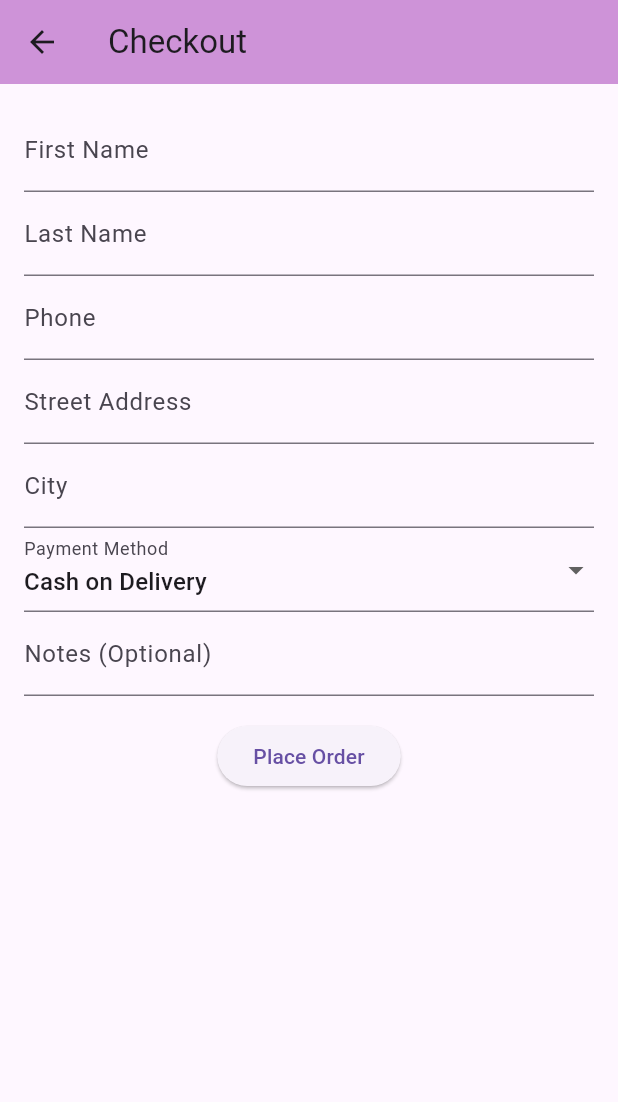
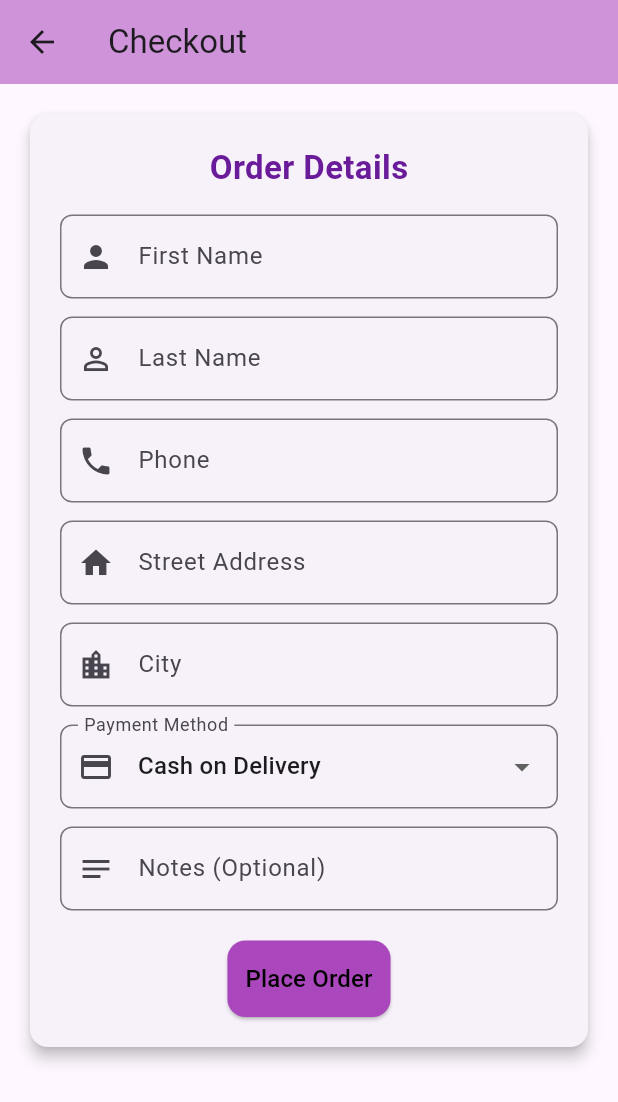
Before and after one commit to sadihashushan/grocery_genie, a Flutter app: the CheckoutScreen screen opened directly with empty values, on a phone screen of 412 x 824 dp. Shown: the top 1102 px of the screen. Run offline on Flutter 3.47's test engine with Material 3 defaults, Android fonts, the phone set to English and light mode, and no system bars; our stand-ins replace flutter_riverpod, flutter_secure_storage, google_sign_in; accounts and stored records are empty.

Commit message:
second commit

```diff
--- a/lib/api_service.dart
+++ b/lib/api_service.dart
@@ -10,7 +10,7 @@ final TextEditingController phoneController = TextEditingController();
 final TextEditingController addressController = TextEditingController();
 final TextEditingController cityController = TextEditingController();
 
-// Text Editing Controller for grocery list (user inputs items here)
+// Text Editing Controller for grocery list
 final TextEditingController groceryListController = TextEditingController();
 
 class ApiService {
--- a/lib/screens/checkout_screen.dart
+++ b/lib/screens/checkout_screen.dart
@@ -23,57 +23,95 @@ class CheckoutScreen extends StatelessWidget {
         title: Text('Checkout'),
         backgroundColor: Colors.purple[200],
       ),
-      body: Padding(
+      body: SingleChildScrollView(
+        child: Padding(
           padding: const EdgeInsets.all(16.0),
+          child: Center(
+            child: Card(
+              shape: RoundedRectangleBorder(
+                borderRadius: BorderRadius.circular(12),
+              ),
+              elevation: 4,
+              child: Padding(
+                padding: const EdgeInsets.all(20.0),
                 child: Form(
                   key: _formKey,
                   child: Column(
+                    mainAxisSize: MainAxisSize.min,
                     children: [
-              TextFormField(
+                      Text(
+                        'Order Details',
+                        style: TextStyle(
+                          fontSize: 22,
+                          fontWeight: FontWeight.bold,
+                          color: Colors.purple[800],
+                        ),
+                      ),
+                      SizedBox(height: 16),
+                      _buildTextField(
                         controller: firstNameController,
-                decoration: InputDecoration(labelText: 'First Name'),
+                        label: 'First Name',
+                        icon: Icons.person,
                         validator: (value) => value!.isEmpty ? 'Required' : null,
                       ),
-              TextFormField(
+                      SizedBox(height: 12),
+                      _buildTextField(
                         controller: lastNameController,
-                decoration: InputDecoration(labelText: 'Last Name'),
+                        label: 'Last Name',
+                        icon: Icons.person_outline,
                         validator: (value) => value!.isEmpty ? 'Required' : null,
                       ),
-              TextFormField(
+                      SizedBox(height: 12),
+                      _buildTextField(
                         controller: phoneController,
-                decoration: InputDecoration(labelText: 'Phone'),
+                        label: 'Phone',
+                        icon: Icons.phone,
                         validator: (value) => value!.isEmpty ? 'Required' : null,
                       ),
-              TextFormField(
+                      SizedBox(height: 12),
+                      _buildTextField(
                         controller: addressController,
-                decoration: InputDecoration(labelText: 'Street Address'),
+                        label: 'Street Address',
+                        icon: Icons.home,
                         validator: (value) => value!.isEmpty ? 'Required' : null,
                       ),
-              TextFormField(
+                      SizedBox(height: 12),
+                      _buildTextField(
                         controller: cityController,
-                decoration: InputDecoration(labelText: 'City'),
+                        label: 'City',
+                        icon: Icons.location_city,
                         validator: (value) => value!.isEmpty ? 'Required' : null,
                       ),
+                      SizedBox(height: 12),
                       DropdownButtonFormField<String>(
                         value: paymentMethod,
                         items: [
-                  DropdownMenuItem(value: 'cod', child: Text('Cash on Delivery')),
+                          DropdownMenuItem(
+                              value: 'cod', child: Text('Cash on Delivery')),
                           DropdownMenuItem(value: 'card', child: Text('Card')),
                         ],
                         onChanged: (value) => paymentMethod = value!,
-                decoration: InputDecoration(labelText: 'Payment Method'),
+                        decoration: InputDecoration(
+                          labelText: 'Payment Method',
+                          border: OutlineInputBorder(
+                            borderRadius: BorderRadius.circular(8),
                           ),
-              TextFormField(
+                          prefixIcon: Icon(Icons.payment),
+                        ),
+                      ),
+                      SizedBox(height: 12),
+                      _buildTextField(
                         controller: notesController,
-                decoration: InputDecoration(labelText: 'Notes (Optional)'),
+                        label: 'Notes (Optional)',
+                        icon: Icons.notes,
                       ),
-              SizedBox(height: 16),
+                      SizedBox(height: 20),
                       ElevatedButton(
                         onPressed: () async {
                           if (_formKey.currentState!.validate()) {
                             final apiService = ApiService();
                             final error = await apiService.createOrder(
-                      userId: 1, // Replace with actual user ID
+                              userId: 2,
                               supermarketId: supermarketId,
                               orderItems: orderItems,
                               paymentMethod: paymentMethod,
@@ -88,7 +126,8 @@ class CheckoutScreen extends StatelessWidget {
 
                             if (error == null) {
                               ScaffoldMessenger.of(context).showSnackBar(
-                        SnackBar(content: Text('Order created successfully!')),
+                                SnackBar(
+                                    content: Text('Order created successfully!')),
                               );
                               Navigator.pop(context); // Go back to cart
                             } else {
@@ -98,12 +137,48 @@ class CheckoutScreen extends StatelessWidget {
                             }
                           }
                         },
-                child: Text('Place Order'),
+                        style: ElevatedButton.styleFrom(
+                          padding: EdgeInsets.symmetric(vertical: 14, horizontal: 12),
+                          backgroundColor: Colors.purple[400],
+                          shape: RoundedRectangleBorder(
+                            borderRadius: BorderRadius.circular(12),
+                          ),
+                        ),
+                        child: Text(
+                          'Place Order',
+                          style: TextStyle(
+                            fontSize: 16,
+                            color: Colors.black
+                          ),
+                        ),
                       ),
                     ],
                   ),
                 ),
               ),
+            ),
+          ),
+        ),
+      ),
+    );
+  }
+
+  Widget _buildTextField({
+    required TextEditingController controller,
+    required String label,
+    required IconData icon,
+    String? Function(String?)? validator,
+  }) {
+    return TextFormField(
+      controller: controller,
+      decoration: InputDecoration(
+        labelText: label,
+        border: OutlineInputBorder(
+          borderRadius: BorderRadius.circular(8),
+        ),
+        prefixIcon: Icon(icon),
+      ),
+      validator: validator,
     );
   }
 }
--- a/lib/screens/review_screen.dart
+++ b/lib/screens/review_screen.dart
@@ -25,7 +25,7 @@ class _ReviewScreenState extends State<ReviewScreen> {
       _isLoading = true;
     });
 
-    final userId = 1;
+    final userId = 2;
     final name = _nameController.text.isEmpty ? "Anonymous" : _nameController.text;
     final review = _reviewController.text;
 
```
Also changed, not shown: lib/screens/cart_screen.dart (+5 -5 lines), lib/screens/home.dart (+36 -37 lines), lib/screens/login_screen.dart (+23 -30 lines). Lines whose indentation alone changed are shown as unchanged.
